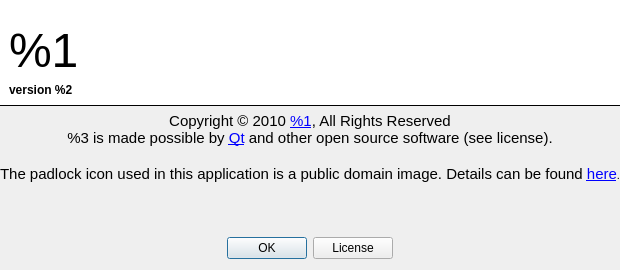
Old version of the form silverlock/aboutdialog.ui in the repository petroules/silverlock.
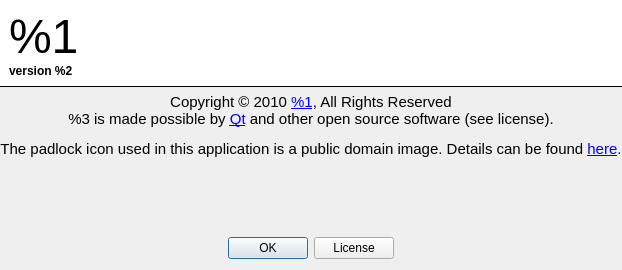
New version of the form. Icons and pictures are not drawn.

Commit message: - Externalized Botan - Updated documentation for nearly every class - Fixed some minor font size issues on dialogs - Added German and French translation files

```diff
--- a/silverlock/aboutdialog.ui
+++ b/silverlock/aboutdialog.ui
@@ -36,11 +36,8 @@
          <string notr="true">border: 0;</string>
         </property>
         <property name="text">
-         <string>&lt;!DOCTYPE HTML PUBLIC &quot;-//W3C//DTD HTML 4.0//EN&quot; &quot;http://www.w3.org/TR/REC-html40/strict.dtd&quot;&gt;
-&lt;html&gt;&lt;head&gt;&lt;meta name=&quot;qrichtext&quot; content=&quot;1&quot; /&gt;&lt;style type=&quot;text/css&quot;&gt;
-p, li { white-space: pre-wrap; }
-&lt;/style&gt;&lt;/head&gt;&lt;body style=&quot; font-family:'MS Shell Dlg 2'; font-size:8.25pt; font-weight:400; font-style:normal;&quot;&gt;
-&lt;p style=&quot; margin-top:18px; margin-bottom:12px; margin-left:0px; margin-right:0px; -qt-block-indent:0; text-indent:0px;&quot;&gt;&lt;span style=&quot; font-size:36pt;&quot;&gt;%1&lt;/span&gt;&lt;span style=&quot; font-size:48pt;&quot;&gt;&lt;br /&gt;&lt;/span&gt;&lt;span style=&quot; font-size:9pt; font-weight:600;&quot;&gt;version %2&lt;/span&gt;&lt;/p&gt;&lt;/body&gt;&lt;/html&gt;</string>
+         <string>&lt;span style=&quot;font-size:36pt;&quot;&gt;%1&lt;/span&gt;&lt;br /&gt;
+&lt;span style=&quot;font-size:9pt;&quot;&gt;&lt;b&gt;version %2&lt;/b&gt;&lt;/span&gt;</string>
         </property>
         <property name="alignment">
          <set>Qt::AlignLeading|Qt::AlignLeft|Qt::AlignTop</set>
@@ -76,13 +73,8 @@
    <item>
     <widget class="QLabel" name="labelInfo">
      <property name="text">
-      <string>&lt;!DOCTYPE HTML PUBLIC &quot;-//W3C//DTD HTML 4.0//EN&quot; &quot;http://www.w3.org/TR/REC-html40/strict.dtd&quot;&gt;
-&lt;html&gt;&lt;head&gt;&lt;meta name=&quot;qrichtext&quot; content=&quot;1&quot; /&gt;&lt;style type=&quot;text/css&quot;&gt;
-p, li { white-space: pre-wrap; }
-&lt;/style&gt;&lt;/head&gt;&lt;body style=&quot; font-family:'MS Shell Dlg 2'; font-size:8.25pt; font-weight:400; font-style:normal;&quot;&gt;
-&lt;p align=&quot;center&quot; style=&quot; margin-top:0px; margin-bottom:0px; margin-left:0px; margin-right:0px; -qt-block-indent:0; text-indent:0px;&quot;&gt;&lt;span style=&quot; font-size:11pt;&quot;&gt;Copyright © 2010 &lt;a href=&quot;http://www.%2/&quot;&gt;%1&lt;/a&gt;, All Rights Reserved&lt;br /&gt;%3 is made possible by &lt;/span&gt;&lt;a href=&quot;http://qt.nokia.com/&quot;&gt;&lt;span style=&quot; font-size:11pt; text-decoration: underline; color:#0000ff;&quot;&gt;Qt&lt;/span&gt;&lt;/a&gt;&lt;span style=&quot; font-size:11pt;&quot;&gt; and other open source software (see license).&lt;/span&gt;&lt;/p&gt;
-&lt;p align=&quot;center&quot; style=&quot;-qt-paragraph-type:empty; margin-top:0px; margin-bottom:0px; margin-left:0px; margin-right:0px; -qt-block-indent:0; text-indent:0px; font-size:11pt;&quot;&gt;&lt;/p&gt;
-&lt;p align=&quot;center&quot; style=&quot; margin-top:0px; margin-bottom:0px; margin-left:0px; margin-right:0px; -qt-block-indent:0; text-indent:0px;&quot;&gt;&lt;span style=&quot; font-size:11pt;&quot;&gt;The padlock icon used in this application is a public domain image. Details can be found &lt;/span&gt;&lt;a href=&quot;http://www.openclipart.org/detail/33505&quot;&gt;&lt;span style=&quot; font-size:11pt; text-decoration: underline; color:#0000ff;&quot;&gt;here&lt;/span&gt;&lt;/a&gt;&lt;span style=&quot; font-size:8pt;&quot;&gt;.&lt;/span&gt;&lt;/p&gt;&lt;/body&gt;&lt;/html&gt;</string>
+      <string>&lt;p align=&quot;center&quot; style=&quot;font-size:11pt;&quot;&gt;Copyright © 2010 &lt;a href=&quot;http://www.%2/&quot;&gt;%1&lt;/a&gt;, All Rights Reserved&lt;br /&gt;%3 is made possible by &lt;a href=&quot;http://qt.nokia.com/&quot;&gt;Qt&lt;/a&gt; and other open source software (see license).&lt;/p&gt;
+&lt;p align=&quot;center&quot; style=&quot;font-size:11pt;&quot;&gt;The padlock icon used in this application is a public domain image. Details can be found &lt;a href=&quot;http://www.openclipart.org/detail/33505&quot;&gt;here&lt;/a&gt;.&lt;/p&gt;</string>
      </property>
      <property name="openExternalLinks">
       <bool>true</bool>
```
Left out of the diff: 19 changed lines with no effect on the pictures. The commit also changes 1811 other files.
